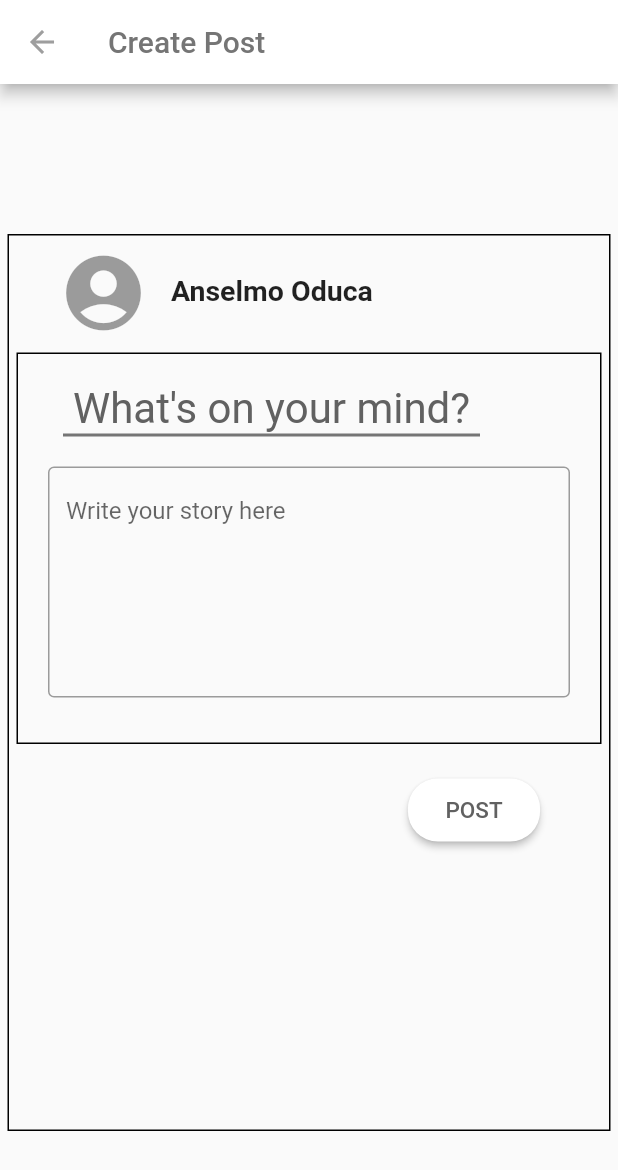
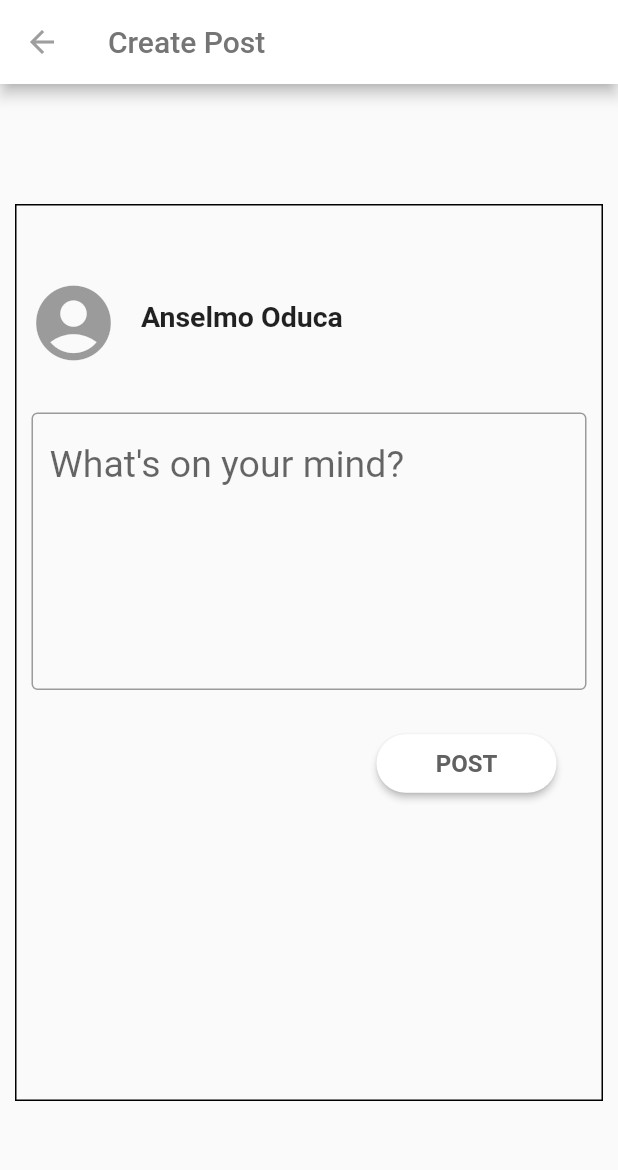
Before and after one commit to team-cobeed/CobeedApp, a Flutter app: the homePage screen opened directly, after a tap on "What's on your mind?", on a phone screen of 412 x 824 dp. Shown: the top 1170 px of the screen. Run offline on Flutter 3.47's test engine with Material 2 defaults, Android fonts, the phone set to English and light mode, and no system bars.

Commit message:
Ansel's 10/22/2020 update

```diff
--- a/lib/create_post.dart
+++ b/lib/create_post.dart
@@ -1,3 +1,4 @@
+import 'package:flutter/cupertino.dart';
 import 'package:flutter/material.dart';
 
 class createPost extends StatelessWidget{
@@ -25,27 +26,19 @@ class createPost extends StatelessWidget{
           ),
         ),
         body: Form(
-           child: Stack(
+            child: Container(
+            margin: EdgeInsets.fromLTRB(10, 80, 10, 90),
+                  child: ListView(
                       children: <Widget> [
                         Container(
-                 margin: EdgeInsets.fromLTRB(5, 100, 5, 70),
-                 padding: EdgeInsets.fromLTRB(5, 0, 5, 20),
-                 decoration: BoxDecoration(
-                     border: Border.all(color: Colors.black)
-                 ),
-                 child: Column(
-                   children: <Widget> [
-                      Container(
-                        margin: EdgeInsets.only(top: 0, left: 20),
+                          margin: EdgeInsets.only(top: 40),
                           child: Row(
                             children: <Widget> [
-                            Container(
-                              child: IconButton(
+                              IconButton(
                                 icon: Icon(Icons.account_circle, size: 60,),
                                ),
-                            ),
                               Container(
-                              margin: EdgeInsets.only(left: 35, top: 25),
+                                margin: EdgeInsets.only(left: 35, top: 20),
                                 child: Text(
                                   "Anselmo Oduca",
                                   style: TextStyle(
@@ -53,67 +46,38 @@ class createPost extends StatelessWidget{
                                     fontWeight: FontWeight.bold,
                                   ),
                                 ),
-                            ),
+                              )
                             ],
                           ),
                         ),
                         Container(
-                       padding: EdgeInsets.fromLTRB(0, 0, 0, 20),
-                       margin: EdgeInsets.fromLTRB(0, 30, 0, 0),
-                       child: Container(
-                         margin: EdgeInsets.fromLTRB(0, 0, 0, 10),
-                         child: Column(
-                           children: <Widget> [
-                             Container(
+                          margin: EdgeInsets.only(top: 50, left: 10, right: 10),
+                          child: TextField(
 
-                               margin: EdgeInsets.fromLTRB(0,20, 50, 0),
-                               child:  Text(
-                                      "What's on your mind?",
+                            keyboardType: TextInputType.multiline,
+                            maxLines: 5,
                             style: TextStyle(
-                                            fontSize: 28,
-                                        color: Colors.grey[700],
+                              decoration: TextDecoration.none,
+                              fontSize: 25,
+                            ),
+                            decoration: new InputDecoration(
+                              hintText: "What's on your mind?",
+                              border: OutlineInputBorder(),
                             ),
                           ),
                         ),
                         Container(
-                               margin: EdgeInsets.fromLTRB(30, 0, 80, 20),
-                               decoration: BoxDecoration(
-                                   border: Border(
-                                     bottom: BorderSide(width: 2.0, color: Colors.grey[600] ),
-                                   )
-                               ),
-                             ),
-                             Container(
-                               margin: EdgeInsets.fromLTRB(20, 0, 20, 0),
-                               child: TextField(
-                                 keyboardType: TextInputType.multiline,
-                                 maxLines: 6,
-                                 decoration: InputDecoration(
-                                   hintText: "Write your story here",
-                                   border: OutlineInputBorder(),
-
-                                 ),
-                               ),
-                             ),
-                           ],
-                         ),
-                       ),
-                       decoration: BoxDecoration(
-                           border: Border.all(color: Colors.black)
-                       ),
-                     ),
-                     Container(
-                       margin: EdgeInsets.fromLTRB(230, 20, 10, 0),
-                       padding: EdgeInsets.fromLTRB(25, 0, 25, 0),
+                          margin: EdgeInsets.fromLTRB(240, 25, 30, 0),
                           child: RaisedButton(
-                         padding: EdgeInsets.fromLTRB(25, 12, 25, 12),
-                         textColor: Colors.grey[700],
+                            padding: EdgeInsets.fromLTRB(25, 10, 25, 10),
                             shape: RoundedRectangleBorder(borderRadius: BorderRadius.circular(20)),
                             color: Colors.white,
                             child: Text(
-                           'POST',
+                              "POST",
                               style: TextStyle(
-                             fontSize: 15,
+                                fontSize: 16,
+                                color: Colors.grey[700],
+                                fontWeight: FontWeight.bold,
                               ),
                             ),
                             onPressed: (){
@@ -121,13 +85,13 @@ class createPost extends StatelessWidget{
                             },
                           ),
                         )
-
                       ],
-                 ),
                   ),
 
 
-             ],
+          decoration: BoxDecoration(
+                 border: Border.all(color: Colors.black)
+             ),
             ),
         ),
       );
--- a/lib/home_screen.dart
+++ b/lib/home_screen.dart
@@ -158,14 +158,7 @@ class homePage extends StatelessWidget{
                         child: Column(
                           children: <Widget> [
                             Container(
-                              margin: EdgeInsets.fromLTRB(380, 10, 0, 0),
-                              child: Icon(
-                                Icons.keyboard_arrow_down,
-                                color: Colors.grey[900],
-                              ),
-                            ),
-                            Container(
-                              margin:  EdgeInsets.fromLTRB(0, 0, 0, 0),
+                              margin:  EdgeInsets.fromLTRB(0, 20, 0, 0),
                               child:  Row(
                                 children: <Widget>[
                                   Container(
@@ -225,14 +218,7 @@ class homePage extends StatelessWidget{
                         child: Column(
                           children: <Widget> [
                             Container(
-                              margin: EdgeInsets.fromLTRB(380, 10, 0, 0),
-                              child: Icon(
-                                Icons.keyboard_arrow_down,
-                                color: Colors.grey[900],
-                              ),
-                            ),
-                            Container(
-                              margin:  EdgeInsets.fromLTRB(0, 0, 0, 0),
+                              margin:  EdgeInsets.fromLTRB(0, 20, 0, 0),
                               child:  Row(
                                 children: <Widget>[
                                   Container(
@@ -292,14 +278,7 @@ class homePage extends StatelessWidget{
                         child: Column(
                           children: <Widget> [
                             Container(
-                              margin: EdgeInsets.fromLTRB(380, 10, 0, 0),
-                              child: Icon(
-                                Icons.keyboard_arrow_down,
-                                color: Colors.grey[900],
-                              ),
-                            ),
-                            Container(
-                              margin:  EdgeInsets.fromLTRB(0, 0, 0, 0),
+                              margin:  EdgeInsets.fromLTRB(0, 20, 0, 0),
                               child:  Row(
                                 children: <Widget>[
                                   Container(
@@ -358,15 +337,15 @@ class homePage extends StatelessWidget{
                       Container(
                         child: Column(
                           children: <Widget> [
+                            // Container(
+                            //   margin: EdgeInsets.fromLTRB(380, 10, 0, 0),
+                            //   child: Icon(
+                            //     Icons.keyboard_arrow_down,
+                            //     color: Colors.grey[900],
+                            //   ),
+                            // ),
                             Container(
-                              margin: EdgeInsets.fromLTRB(380, 10, 0, 0),
-                              child: Icon(
-                                Icons.keyboard_arrow_down,
-                                color: Colors.grey[900],
-                              ),
-                            ),
-                            Container(
-                              margin:  EdgeInsets.fromLTRB(0, 0, 0, 0),
+                              margin:  EdgeInsets.fromLTRB(0, 20, 0, 0),
                               child:  Row(
                                 children: <Widget>[
                                   Container(
```
Also changed, not shown: pubspec.lock. Lines whose indentation alone changed are shown as unchanged.
